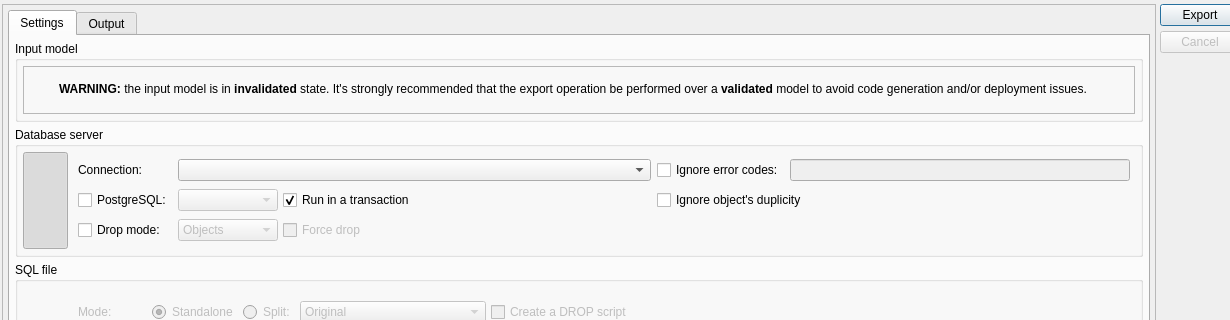
Qt form libs/libgui/ui/tools/modelexportwidget.ui (arichiardi/pgmodeler) before a commit; both pictures show x 0 to 1230 and y 0 to 320 of the 1353 by 812 pixel window.
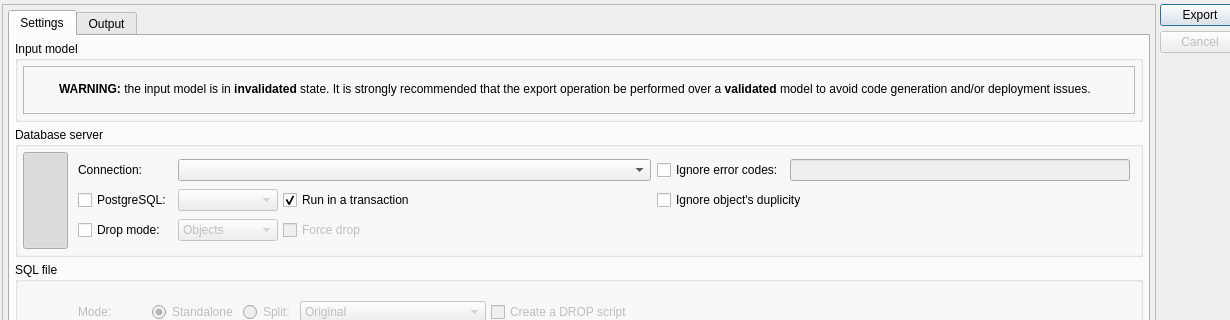
The same form after that commit. Icons and pictures are not drawn.

Commit message: Improve English grammar in UI strings on modelexportwidget.ui

Diff of the .ui file:
```diff
--- a/libs/libgui/ui/tools/modelexportwidget.ui
+++ b/libs/libgui/ui/tools/modelexportwidget.ui
@@ -228,7 +228,7 @@
                     </font>
                    </property>
                    <property name="text">
-                    <string>&lt;strong&gt;WARNING:&lt;/strong&gt; the input model is in &lt;strong&gt;invalidated&lt;/strong&gt; state. It's strongly recommended that the export operation be performed over a &lt;strong&gt;validated&lt;/strong&gt; model to avoid code generation and/or deployment issues.</string>
+                    <string>&lt;strong&gt;WARNING:&lt;/strong&gt; the input model is in &lt;strong&gt;invalidated&lt;/strong&gt; state. It is strongly recommended that the export operation be performed over a &lt;strong&gt;validated&lt;/strong&gt; model to avoid code generation and/or deployment issues.</string>
                    </property>
                    <property name="wordWrap">
                     <bool>true</bool>
```
